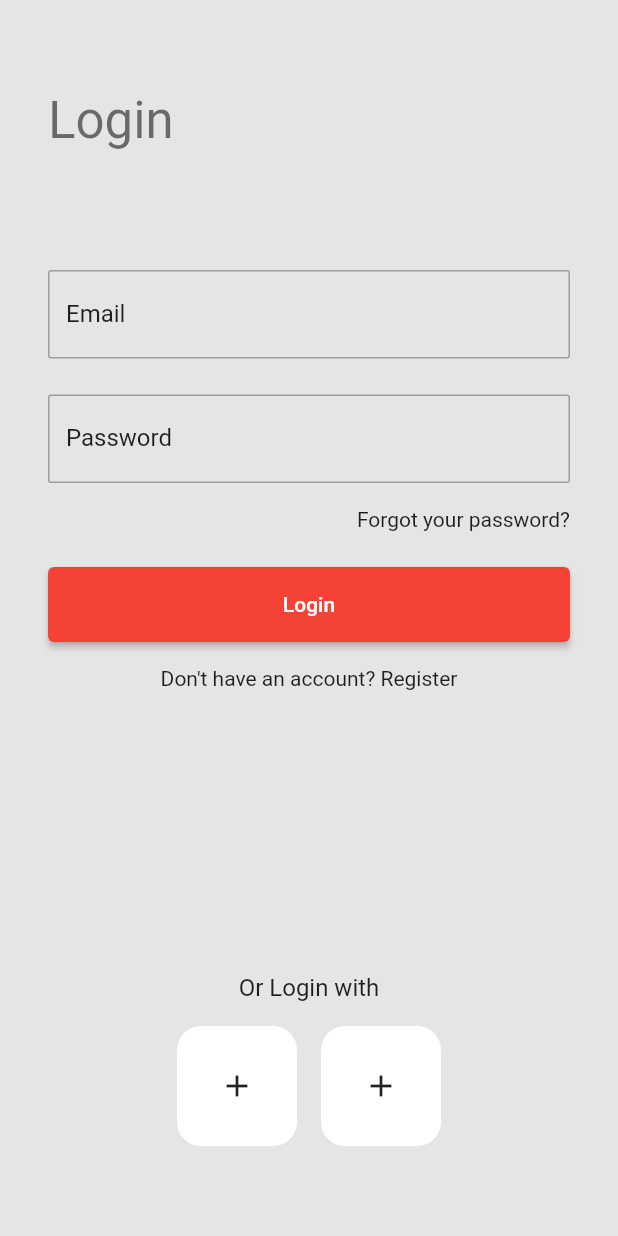
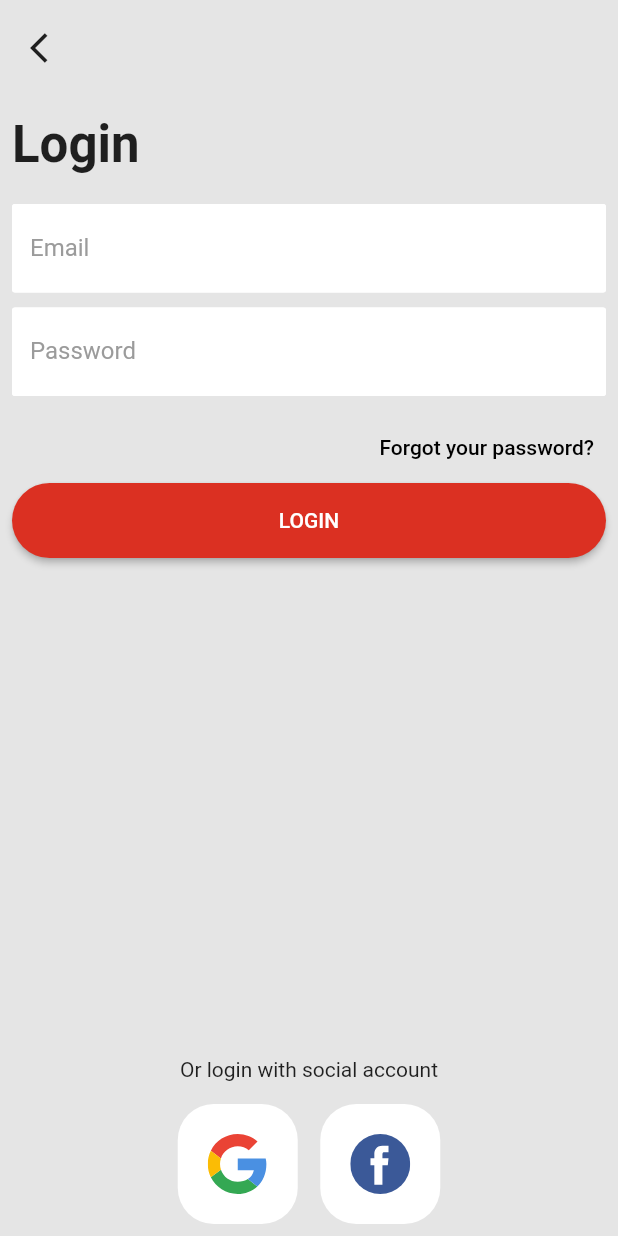
Before and after one commit to TarekAlabd/flutter-ecommerce-live-coding, a Flutter app: the screen it shows after launch, on a phone screen of 412 x 824 dp. Run offline on Flutter 3.47's test engine with Material 2 defaults, Android fonts, the phone set to English and light mode, and no system bars; drawn by our look-alikes of flutter_form_builder; our stand-ins replace flutter_svg, form_builder_validators; Roboto replaces fonts that are missing (metropolis).

Commit message:
enhance day-1

```diff
--- a/lib/main.dart
+++ b/lib/main.dart
@@ -1,6 +1,8 @@
 import 'package:flutter/material.dart';
+import 'package:flutter_ecommerce/utilities/constants/theme_manager.dart';
 import 'package:flutter_ecommerce/utilities/router.dart';
 import 'package:flutter_ecommerce/utilities/routes.dart';
+import 'package:form_builder_validators/form_builder_validators.dart';
 
 void main() {
   runApp(const MyApp());
@@ -15,32 +17,12 @@ class MyApp extends StatelessWidget {
     return MaterialApp(
       debugShowCheckedModeBanner: false,
       title: 'Ecommerce App',
-      theme: ThemeData(
-          scaffoldBackgroundColor: const Color(0xFFE5E5E5),
-          primaryColor: Colors.red,
-          inputDecorationTheme: InputDecorationTheme(
-            labelStyle: Theme.of(context).textTheme.subtitle1,
-            focusedBorder: OutlineInputBorder(
-              borderRadius: BorderRadius.circular(2.0),
-              borderSide: const BorderSide(
-                color: Colors.grey,
-              ),
-            ),
-            disabledBorder: OutlineInputBorder(
-              borderRadius: BorderRadius.circular(2.0),
-              borderSide: const BorderSide(
-                color: Colors.grey,
-              ),
-            ),
-            enabledBorder: OutlineInputBorder(
-              borderRadius: BorderRadius.circular(2.0),
-              borderSide: const BorderSide(
-                color: Colors.grey,
-              ),
-            ),
-          )),
+      theme: ThemeManager.lightTheme,
       onGenerateRoute: onGenerate,
       initialRoute: AppRoutes.loginPageRoute,
+      localizationsDelegates: const [
+        FormBuilderLocalizations.delegate,
+      ],
     );
   }
 }
--- /dev/null
+++ b/lib/utilities/constants/color_manager.dart
@@ -0,0 +1,10 @@
+import 'package:flutter/material.dart';
+
+class ColorManager {
+  static const Color kLightGrey = Color(0xffE5E5E5);
+  static const Color kGrey = Color(0xff9B9B9B);
+  static const Color kWhite = Color(0xffffffff);
+  static const Color kBlack = Color(0xff000000);
+  static const Color kRed = Color(0xffDB3022);
+  static const Color facebookLogoColor = Color(0xff3B5998);
+}
--- /dev/null
+++ b/lib/utilities/constants/image_manager.dart
@@ -0,0 +1,4 @@
+class ImageManager {
+  static const String facebookLogo = 'assets/svgs/facebook-svgrepo-com.svg';
+  static const String googleLogo = 'assets/svgs/google-svgrepo-com.svg';
+}
--- /dev/null
+++ b/lib/utilities/constants/theme_manager.dart
@@ -0,0 +1,61 @@
+import 'package:flutter/material.dart';
+import 'package:flutter_ecommerce/utilities/constants/color_manager.dart';
+
+class ThemeManager {
+  static ThemeData lightTheme = ThemeData(
+    scaffoldBackgroundColor: ColorManager.kLightGrey,
+    primaryColor: ColorManager.kRed,
+    fontFamily: 'metropolis',
+    inputDecorationTheme: InputDecorationTheme(
+      border: const OutlineInputBorder(
+        borderRadius: BorderRadius.all(
+          Radius.circular(5.0),
+        ),
+      ),
+      labelStyle: const TextStyle(
+        color: ColorManager.kGrey,
+      ),
+      focusedBorder: OutlineInputBorder(
+        borderRadius: BorderRadius.circular(2.0),
+        borderSide: const BorderSide(
+          color: ColorManager.kGrey,
+        ),
+      ),
+      disabledBorder: OutlineInputBorder(
+        borderRadius: BorderRadius.circular(2.0),
+        borderSide: const BorderSide(
+          color: ColorManager.kGrey,
+        ),
+      ),
+      enabledBorder: OutlineInputBorder(
+        borderRadius: BorderRadius.circular(2.0),
+        borderSide: const BorderSide(
+          color: ColorManager.kWhite,
+        ),
+      ),
+      errorBorder: OutlineInputBorder(
+        borderRadius: BorderRadius.circular(2.0),
+        borderSide: const BorderSide(
+          color: ColorManager.kRed,
+        ),
+      ),
+      focusedErrorBorder: OutlineInputBorder(
+        borderRadius: BorderRadius.circular(2.0),
+        borderSide: const BorderSide(
+          color: ColorManager.kRed,
+        ),
+      ),
+    ),
+    elevatedButtonTheme: ElevatedButtonThemeData(
+      style: ElevatedButton.styleFrom(
+        primary: ColorManager.kRed,
+        shadowColor: ColorManager.kBlack,
+        shape: RoundedRectangleBorder(
+          borderRadius: BorderRadius.circular(
+            25.0,
+          ),
+        ),
+      ),
+    ),
+  );
+}
--- /dev/null
+++ b/lib/utilities/regular_expresions/regular_expressions.dart
@@ -0,0 +1,4 @@
+class RegularExpressions {
+  static const String passwordRgx =
+      '^(?=.*?[A-Z])(?=.*?[a-z])(?=.*?[0-9])(?=.*?[!@#\$&*~]).{8,}';
+}
--- a/lib/utilities/router.dart
+++ b/lib/utilities/router.dart
@@ -2,12 +2,17 @@ import 'package:flutter/cupertino.dart';
 import 'package:flutter_ecommerce/utilities/routes.dart';
 import 'package:flutter_ecommerce/views/pages/landing_page.dart';
 import 'package:flutter_ecommerce/views/pages/auth_page.dart';
+import 'package:flutter_ecommerce/views/pages/screens.dart';
 
 Route<dynamic> onGenerate(RouteSettings settings) {
   switch (settings.name) {
     case AppRoutes.loginPageRoute:
       return CupertinoPageRoute(
-        builder: (_) => const AuthPage(),
+        builder: (_) => LoginScreen(),
+      );
+    case AppRoutes.registerPageRoute:
+      return CupertinoPageRoute(
+        builder: (_) => RegisterScreen(),
       );
     case AppRoutes.landingPageRoute:
     default:
--- /dev/null
+++ b/lib/views/pages/login_screen.dart
@@ -0,0 +1,143 @@
+import 'package:flutter/material.dart';
+import 'package:flutter_ecommerce/utilities/constants/color_manager.dart';
+import 'package:flutter_ecommerce/utilities/constants/image_manager.dart';
+import 'package:flutter_ecommerce/utilities/routes.dart';
+import 'package:flutter_ecommerce/views/widgets/input.dart';
+import 'package:flutter_ecommerce/views/widgets/main_button.dart';
+import 'package:flutter_ecommerce/views/widgets/social_button.dart';
+import 'package:flutter_form_builder/flutter_form_builder.dart';
+import 'package:form_builder_validators/form_builder_validators.dart';
+
+class LoginScreen extends StatelessWidget {
+  LoginScreen({Key? key}) : super(key: key);
+  final _formKey = GlobalKey<FormBuilderState>();
+  @override
+  Widget build(BuildContext context) {
+    return Scaffold(
+      body: SafeArea(
+        child: Padding(
+          padding: const EdgeInsets.all(8.0),
+          child: Column(
+            crossAxisAlignment: CrossAxisAlignment.start,
+            children: [
+              IconButton(
+                onPressed: () {
+                  Navigator.pushNamed(
+                    context,
+                    AppRoutes.registerPageRoute,
+                  );
+                },
+                icon: const Icon(
+                  Icons.arrow_back_ios,
+                ),
+              ),
+              const SizedBox(
+                height: 20.0,
+              ),
+              const Text(
+                'Login',
+                style: TextStyle(
+                  fontSize: 34,
+                  fontWeight: FontWeight.bold,
+                ),
+              ),
+              const SizedBox(
+                height: 20.0,
+              ),
+              FormBuilder(
+                key: _formKey,
+                child: Column(
+                  children: [
+                    Input(
+                      name: 'email',
+                      placeholder: 'Please enter your email',
+                      label: 'Email',
+                      onChange: (value) {},
+                      onValidate: FormBuilderValidators.compose([
+                        FormBuilderValidators.required(),
+                        FormBuilderValidators.email(),
+                      ]),
+                      textInputType: TextInputType.emailAddress,
+                    ),
+                    const SizedBox(
+                      height: 10.0,
+                    ),
+                    Input(
+                      name: 'password',
+                      placeholder: 'Please enter your password',
+                      label: 'Password',
+                      onChange: (value) {},
+                      onValidate: FormBuilderValidators.compose([
+                        FormBuilderValidators.required(),
+                      ]),
+                      isPassword: true,
+                    ),
+                    const SizedBox(
+                      height: 10.0,
+                    ),
+                    TextButton(
+                      onPressed: () {
+                        debugPrint('pressed');
+                      },
+                      child: const Align(
+                        alignment: Alignment.topRight,
+                        child: Text(
+                          'Forgot your password?',
+                          style: TextStyle(
+                            color: ColorManager.kBlack,
+                          ),
+                        ),
+                      ),
+                    ),
+                    MainButton(
+                      text: 'LOGIN',
+                      onTap: () {
+                        _formKey.currentState?.save();
+                        if (_formKey.currentState!.validate()) {
+                          var user = _formKey.currentState!.value;
+                          debugPrint("user $user");
+                        } else {
+                          debugPrint("validation failed");
+                        }
+                      },
+                    ),
+                  ],
+                ),
+              ),
+              const Spacer(),
+              const Align(
+                alignment: Alignment.bottomCenter,
+                child: Text(
+                  'Or login with social account',
+                ),
+              ),
+              const SizedBox(
+                height: 15.0,
+              ),
+              Row(
+                mainAxisAlignment: MainAxisAlignment.center,
+                children: [
+                  SocialButton(
+                    iconName: ImageManager.googleLogo,
+                    onPress: () {
+                      debugPrint('pressed');
+                    },
+                  ),
+                  const SizedBox(
+                    width: 15.0,
+                  ),
+                  SocialButton(
+                    iconName: ImageManager.facebookLogo,
+                    onPress: () {
+                      debugPrint('pressed');
+                    },
+                  ),
+                ],
+              ),
+            ],
+          ),
+        ),
+      ),
+    );
+  }
+}
--- /dev/null
+++ b/lib/views/pages/screens.dart
@@ -0,0 +1,2 @@
+export 'package:flutter_ecommerce/views/pages/login_screen.dart';
+export 'package:flutter_ecommerce/views/pages/register_screen.dart';
--- /dev/null
+++ b/lib/views/widgets/input.dart
@@ -0,0 +1,54 @@
+import 'package:flutter/material.dart';
+import 'package:flutter_ecommerce/utilities/constants/color_manager.dart';
+import 'package:flutter_form_builder/flutter_form_builder.dart';
+
+class Input extends StatelessWidget {
+  final String name;
+  final String placeholder;
+  final String label;
+  final TextInputType textInputType;
+  final bool isPassword;
+  final bool isReadOnly;
+  final String passwordCharacter;
+  final Function(String?) onChange;
+  final String? Function(String?) onValidate;
+  final String initialValue;
+  final Color iconColor;
+  const Input({
+    Key? key,
+    required this.name,
+    required this.placeholder,
+    required this.label,
+    required this.onChange,
+    required this.onValidate,
+    this.textInputType = TextInputType.text,
+    this.isPassword = false,
+    this.passwordCharacter = '*',
+    this.initialValue = '',
+    this.iconColor = Colors.grey,
+    this.isReadOnly = true,
+  }) : super(key: key);
+
+  @override
+  Widget build(BuildContext context) {
+    return FormBuilderTextField(
+      enabled: isReadOnly,
+      initialValue: initialValue,
+      onChanged: onChange,
+      validator: onValidate,
+      name: name,
+      style: TextStyle(
+        color: isReadOnly ? ColorManager.kBlack : ColorManager.kGrey,
+      ),
+      decoration: InputDecoration(
+        filled: true,
+        fillColor: ColorManager.kWhite,
+        hintText: placeholder,
+        labelText: label,
+      ),
+      keyboardType: textInputType,
+      obscureText: isPassword,
+      obscuringCharacter: passwordCharacter,
+    );
+  }
+}
--- /dev/null
+++ b/lib/views/widgets/social_button.dart
@@ -0,0 +1,38 @@
+import 'package:flutter/material.dart';
+import 'package:flutter_ecommerce/utilities/constants/color_manager.dart';
+import 'package:flutter_svg/flutter_svg.dart';
+
+class SocialButton extends StatelessWidget {
+  const SocialButton({
+    Key? key,
+    required this.iconName,
+    required this.onPress,
+  }) : super(key: key);
+  final String iconName;
+  final Function onPress;
+  @override
+  Widget build(BuildContext context) {
+    return InkWell(
+      onTap: () {
+        onPress();
+      },
+      child: Container(
+        child: Center(
+          child: SvgPicture.asset(
+            iconName,
+            width: 40.0,
+            height: 40.0,
+          ),
+        ),
+        width: 80.0,
+        height: 80.0,
+        decoration: BoxDecoration(
+          color: ColorManager.kWhite,
+          borderRadius: BorderRadius.circular(
+            24.0,
+          ),
+        ),
+      ),
+    );
+  }
+}
```
Also changed, not shown: lib/views/pages/register_screen.dart (added, +157 -0 lines), lib/views/widgets/button.dart (added, +41 -0 lines), pubspec.yaml (+23 -3 lines), assets/fonts/metropolis.bold.otf (added), assets/fonts/metropolis.light.otf (added), assets/fonts/metropolis.medium.otf (added), assets/fonts/metropolis.regular.otf (added), assets/svgs/facebook-svgrepo-com.svg (added), assets/svgs/google-svgrepo-com.svg (added), pubspec.lock.
